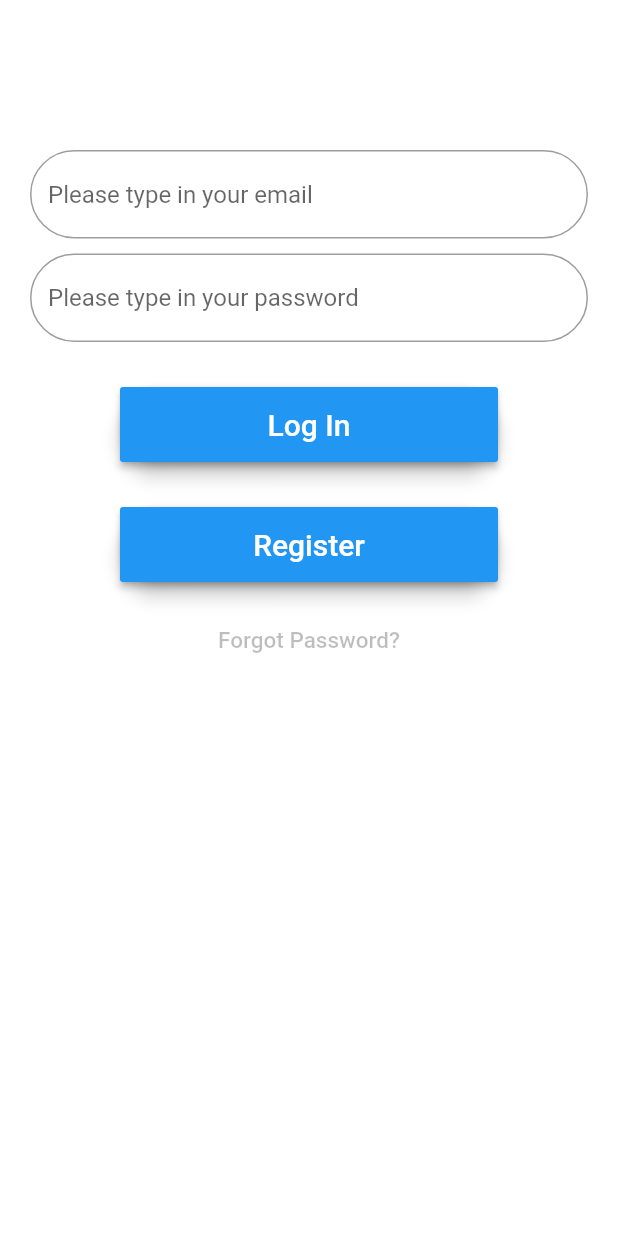
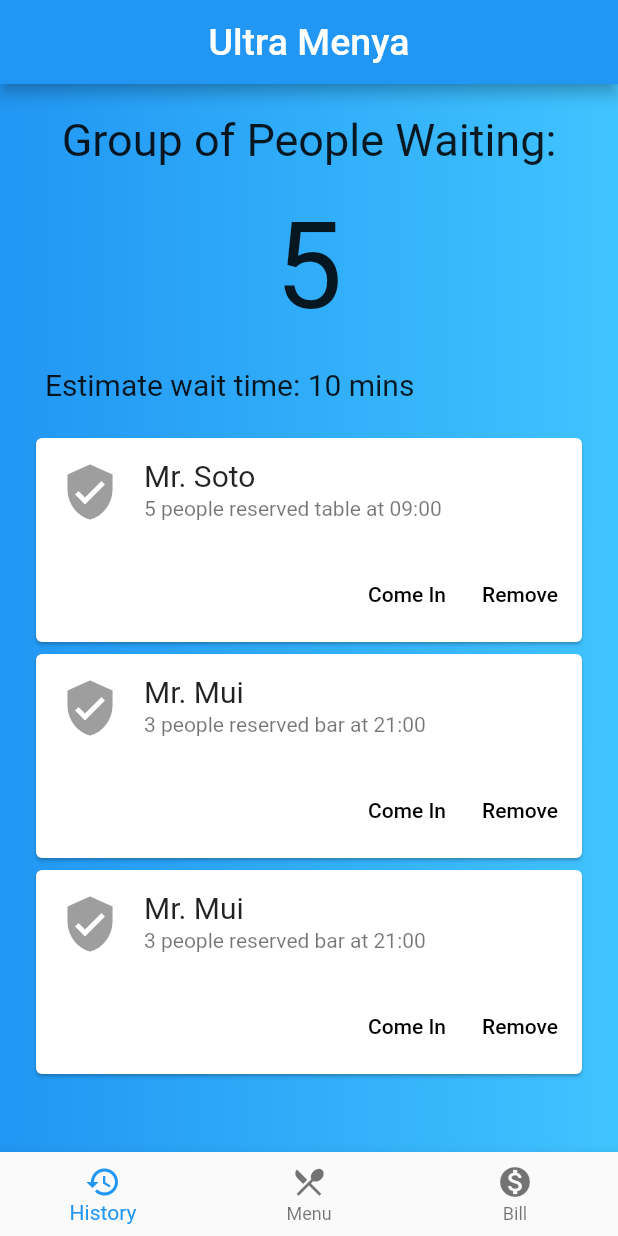
Before and after one commit to ericksotoe/DinEasy, a Flutter app: the screen it shows after launch, after a tap on "Log In", on a phone screen of 412 x 824 dp. Run offline on Flutter 3.47's test engine with Material 2 defaults, Android fonts, the phone set to English and light mode, and no system bars.

Commit message:
Set up the status page

```diff
--- a/management/dineasy_management/lib/LoginPage.dart
+++ b/management/dineasy_management/lib/LoginPage.dart
@@ -1,6 +1,8 @@
 import 'package:flutter/material.dart';
+import 'package:dineasy_management/StatusPage.dart';
 
 class LoginPage extends StatefulWidget {
+  static String tag = 'login-page';
   @override
   _LoginPageState createState() => _LoginPageState();
 }
@@ -8,7 +10,7 @@ class LoginPage extends StatefulWidget {
 class _LoginPageState extends State<LoginPage> {
 
   void pressedLogin() {
-
+    Navigator.of(context).pushNamed(StatusPage.tag);
   }
 
   void pressedRegister() {
--- /dev/null
+++ b/management/dineasy_management/lib/StatusPage.dart
@@ -0,0 +1,167 @@
+import 'package:flutter/material.dart';
+
+class StatusPage extends StatelessWidget {
+  static String tag = 'status-page';
+
+  @override
+  Widget build(BuildContext context) {
+
+    // TODO: calculate this based on number of people waiting
+    var waitTime = 10;
+
+    // TODO: link this to database
+    var groupWaiting = 5;
+
+    final name = AppBar(
+      title: Text("Ultra Menya", style: TextStyle(fontSize: 25.0),),
+      automaticallyImplyLeading: false,
+      centerTitle: true,
+    );
+
+    final title = Padding(
+      padding: EdgeInsets.fromLTRB(0.0, 20.0, 0.0, 0.0),
+      child: Text("Group of People Waiting:",
+        textAlign: TextAlign.center,
+        style: TextStyle(fontSize: 30.0),)
+    );
+
+    final number = Padding(
+      padding: EdgeInsets.fromLTRB(0.0, 20.0, 0.0, 0.0),
+      child: Text("$groupWaiting",
+        textAlign: TextAlign.center,
+        style: TextStyle(fontSize: 80.0),)
+    );
+
+    final estimateText = Padding(
+      padding: EdgeInsets.fromLTRB(30.0, 20.0, 100.0, 0.0),
+      child: Text("Estimate wait time: $waitTime mins",
+        textAlign: TextAlign.left,
+        style: TextStyle(fontSize: 20.0),)
+    );
+
+    final statusNav = BottomNavigationBarItem(
+      icon: Icon(Icons.history),
+      title: Text("Status"),
+    );
+
+    final historyNav = BottomNavigationBarItem(
+      icon: Icon(Icons.history),
+      title: Text("History"),
+
+    );
+
+    final menuNav = BottomNavigationBarItem(
+      icon: Icon(Icons.restaurant_menu),
+      title: Text("Menu"),
+
+    );
+
+    final billNav = BottomNavigationBarItem(
+      icon: Icon(Icons.monetization_on),
+      title: Text("Bill"),
+
+    );
+
+    final navigationBar = BottomNavigationBar(
+      currentIndex: 0,
+      items: [historyNav, menuNav, billNav],
+      onTap: (int index) => print(index),
+    );
+
+    // TODO: populate data from database
+    var customers = new Container(
+      padding: new EdgeInsets.all(20.0),
+      child: new Column(
+        children: <Widget>[
+          new CardLayout(
+            icon: Icons.verified_user,
+            name: "Mr. Soto",
+            number: 5,
+            type: "table",
+            time: "09:00",
+          ),
+          new CardLayout(
+            icon: Icons.verified_user,
+            name: "Mr. Mui",
+            number: 3,
+            type: "bar",
+            time: "21:00",
+          ),
+          new CardLayout(
+            icon: Icons.verified_user,
+            name: "Mr. Mui",
+            number: 3,
+            type: "bar",
+            time: "21:00",
+          ),
+        ],
+      ),
+    );
+
+    final body = Container(
+      width: MediaQuery.of(context).size.width,
+      decoration: BoxDecoration(
+        gradient: LinearGradient(colors: [
+          Colors.blue,
+          Colors.lightBlueAccent,
+        ]),
+      ),
+      child: ListView(
+        children: <Widget>[name, title, number, estimateText, customers],
+      ),
+    );
+
+    return Scaffold(
+      body: body,
+      bottomNavigationBar: navigationBar,
+    );
+  }
+}
+
+class CardLayout extends StatelessWidget {
+
+  CardLayout({this.icon, this.name, this.number, this.type, this.time});
+
+  final IconData icon;
+  final String name;
+  final int number;
+  final String type;
+  final String time;
+
+  @override
+  Widget build(BuildContext context) {
+    return new Container(
+      child: new Card(
+        child: new Column(
+          mainAxisSize: MainAxisSize.min,
+          children: <Widget>[
+            new ListTile(
+              leading: new Icon(icon, size: 40.0, color: Colors.grey),
+              title: new Text(name, style: new TextStyle(fontSize: 20.0),),
+              subtitle: Text('$number people reserved $type at $time'),
+            ),
+            new ButtonTheme.bar(
+              // make buttons use the appropriate styles for cards
+              child: new ButtonBar(
+                children: <Widget>[
+                  new FlatButton(
+                    child: const Text('Come In'),
+                    onPressed: () {
+                      // TODO: filled in function for accepting customer
+                    },
+                  ),
+                  new FlatButton(
+                    child: const Text('Remove'),
+                    onPressed: () {
+                      // TODO: filled in function for accepting customer
+                    },
+                  ),
+                ],
+              ),
+            ),
+          ],
+        ),
+      ),
+    );
+  }
+}
--- a/management/dineasy_management/lib/main.dart
+++ b/management/dineasy_management/lib/main.dart
@@ -1,17 +1,25 @@
 import 'package:flutter/material.dart';
 import 'package:dineasy_management/LoginPage.dart';
+import 'package:dineasy_management/StatusPage.dart';
 
 void main() => runApp(new MyApp());
 
 class MyApp extends StatelessWidget {
   @override
   Widget build(BuildContext context) {
+
+    final routes = <String, WidgetBuilder>{
+      LoginPage.tag: (context) => LoginPage(),
+      StatusPage.tag: (context) => StatusPage(),
+    };
+
     return MaterialApp(
       title: 'DinEasy Management',
       theme: ThemeData(
         primaryColor: Colors.blue,
       ),
       home: LoginPage(),
+      routes: routes,
     );
   }
 }
```
